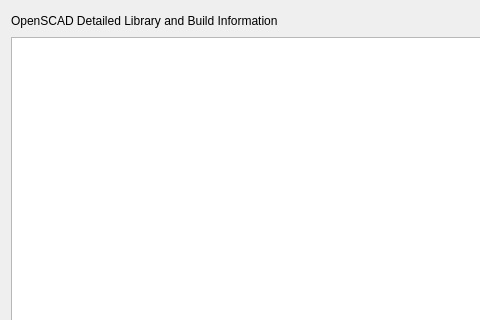
Qt form src/gui/LibraryInfoDialog.ui (openscad/openscad) before a commit; both pictures show x 0 to 480 and y 0 to 320 of the 587 by 466 pixel window.
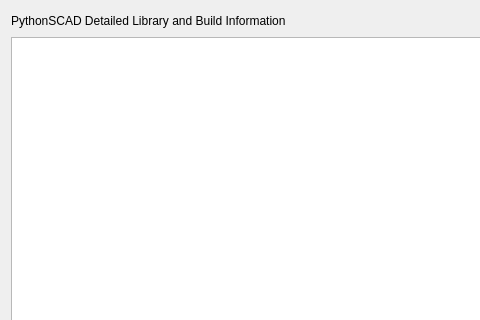
The same form after that commit.

Commit message: fix(chore): rebrand remaining OpenSCAD references to PythonSCAD (#676)

The edit to the form file:
```diff
--- a/src/gui/LibraryInfoDialog.ui
+++ b/src/gui/LibraryInfoDialog.ui
@@ -35,7 +35,7 @@
       </size>
      </property>
      <property name="text">
-      <string>OpenSCAD Detailed Library and Build Information</string>
+      <string>PythonSCAD Detailed Library and Build Information</string>
      </property>
     </widget>
    </item>
```
The commit also changes 32 other files.
